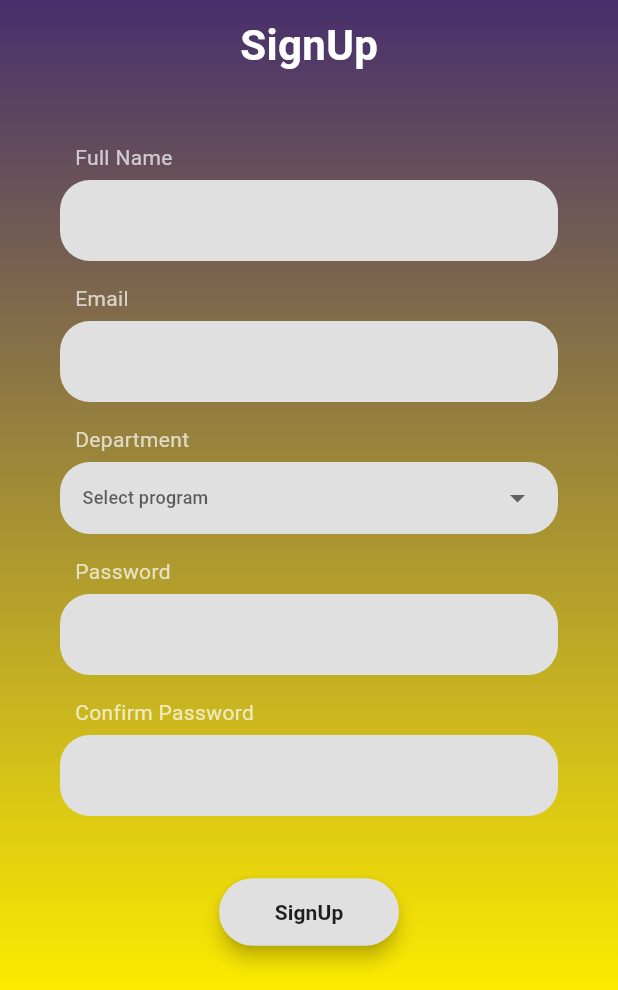
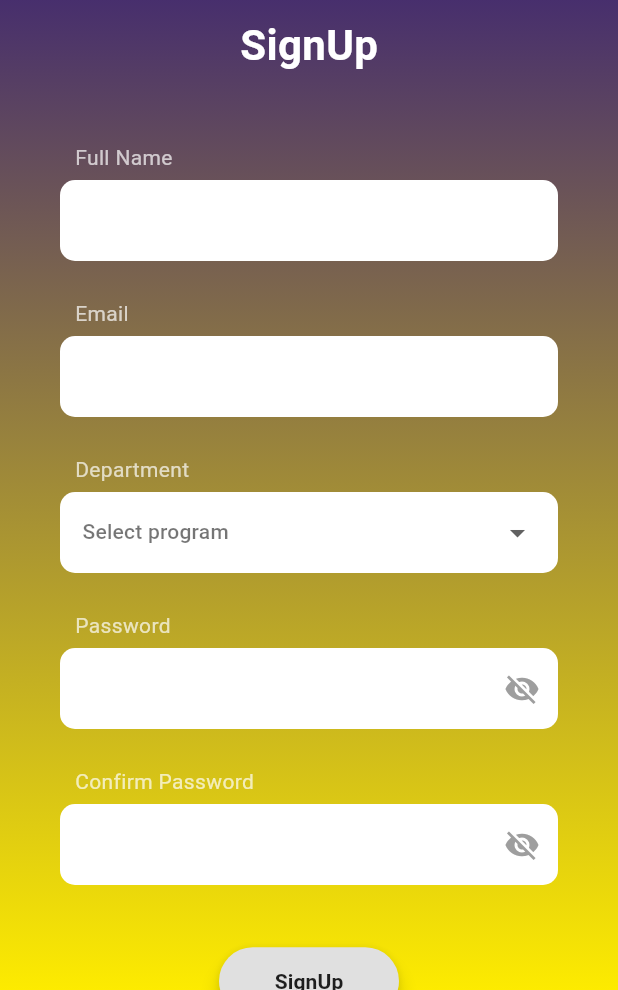
Before and after one commit to matsuqt/huramay-app, a Flutter app: the screen it shows after launch, after a tap on "SignUp", on a phone screen of 412 x 824 dp, the part 246-1236 px from its top. Run offline on Flutter 3.47's test engine with Material 3 defaults, Android fonts, the phone set to English and light mode, and no system bars; our stand-ins replace image_picker.

Commit message:
Sprint 7 updated task

```diff
--- a/lib/screens/auth_screens.dart
+++ b/lib/screens/auth_screens.dart
@@ -21,18 +21,27 @@ class _LoginScreenState extends State<LoginScreen> {
   final _emailCtrl = TextEditingController();
   final _passCtrl = TextEditingController();
 
+  // NEW: Added FormKey and visibility boolean
+  final _formKey = GlobalKey<FormState>();
+  bool _obscurePass = true;
+
   Future<void> doLogin() async {
+    // NEW: Trigger validators before making the HTTP request
+    if (!_formKey.currentState!.validate()) return;
+
     try {
       var res = await http.post(
         Uri.parse('https://huramay-app.onrender.com/api/login'),
         headers: {'Content-Type': 'application/json'},
         body: jsonEncode({'email': _emailCtrl.text, 'password': _passCtrl.text}),
       );
+
+      if (!mounted) return; // FIX: Prevent BuildContext across async gaps warning
+
       var data = jsonDecode(res.body);
 
       if (res.statusCode == 200) {
         currentUser = data;
-
         bool isAdmin = data['is_admin'] ?? false;
 
         if (isAdmin) {
@@ -48,6 +57,27 @@ class _LoginScreenState extends State<LoginScreen> {
     }
   }
 
+  // NEW: Helper method to support validators and the eye icon
+  Widget _buildValidatedInput(TextEditingController ctrl, {bool isPass = false, String? Function(String?)? validator}) {
+    return TextFormField(
+      controller: ctrl,
+      obscureText: isPass ? _obscurePass : false,
+      style: const TextStyle(color: Colors.black, fontWeight: FontWeight.bold),
+      decoration: InputDecoration(
+        filled: true,
+        fillColor: Colors.white,
+        contentPadding: const EdgeInsets.symmetric(horizontal: 15, vertical: 15),
+        border: OutlineInputBorder(borderRadius: BorderRadius.circular(10), borderSide: BorderSide.none),
+        errorStyle: const TextStyle(color: Color.fromARGB(255, 255, 0, 0), fontWeight: FontWeight.bold, fontSize: 13),
+        suffixIcon: isPass ? IconButton(
+          icon: Icon(_obscurePass ? Icons.visibility_off : Icons.visibility, color: Colors.grey),
+          onPressed: () => setState(() => _obscurePass = !_obscurePass),
+        ) : null,
+      ),
+      validator: validator,
+    );
+  }
+
   @override
   Widget build(BuildContext context) {
     return Scaffold(
@@ -57,6 +87,8 @@ class _LoginScreenState extends State<LoginScreen> {
         decoration: figmaBackground(),
         child: Padding(
           padding: const EdgeInsets.all(40),
+          child: Form( // NEW: Wrapped in Form
+            key: _formKey,
             child: Column(
               mainAxisAlignment: MainAxisAlignment.center,
               children: [
@@ -64,10 +96,21 @@ class _LoginScreenState extends State<LoginScreen> {
                 const SizedBox(height: 40),
                 const Text("Login", style: TextStyle(fontSize: 28, color: Colors.white, fontWeight: FontWeight.bold)),
                 const SizedBox(height: 30),
+
                 figmaLabel("Email"),
-              figmaInputAuth(_emailCtrl),
+                _buildValidatedInput(_emailCtrl, validator: (value) {
+                  if (value == null || value.isEmpty) return 'Please enter your email';
+                  return null;
+                }),
+
+                const SizedBox(height: 10),
+
                 figmaLabel("Password"),
-              figmaInputAuth(_passCtrl, isPass: true),
+                _buildValidatedInput(_passCtrl, isPass: true, validator: (value) {
+                  if (value == null || value.isEmpty) return 'Please enter your password';
+                  return null;
+                }),
+
                 const SizedBox(height: 20),
                 Row(
                   mainAxisAlignment: MainAxisAlignment.center,
@@ -82,6 +125,7 @@ class _LoginScreenState extends State<LoginScreen> {
                 const SizedBox(height: 40),
                 figmaButton("Login", doLogin),
               ],
+            ),
           ),
         ),
       ),
@@ -102,21 +146,24 @@ class _SignUpScreenState extends State<SignUpScreen> {
   final _confCtrl = TextEditingController();
   String? _selectedDept;
 
+  // NEW: Added FormKey and visibility booleans
+  final _formKey = GlobalKey<FormState>();
+  bool _obscurePass = true;
+  bool _obscureConf = true;
+
   final List<String> _lnuDepartments = [
     'Bachelor of Elementary Education', 'Bachelor of Early Childhood Education', 'Bachelor of Special Needs Education', 'Bachelor of Technology and Livelihood Education', 'Bachelor of Physical Education', 'Bachelor of Secondary Education major in English', 'Bachelor of Secondary Education major in Filipino', 'Bachelor of Secondary Education major in Mathematics', 'Bachelor of Secondary Education major in Science', 'Bachelor of Secondary Education major in Social Studies', 'Bachelor of Secondary Education major in Values Education', 'Teacher Certificate Program (TCP)', 'Bachelor of Library and Information Science', 'Bachelor of Arts in Communication', 'Bachelor of Music in Music Education', 'Bachelor of Science in Information Technology', 'Bachelor of Arts in English Language', 'Bachelor of Arts in Political Science', 'Bachelor of Science in Biology', 'Bachelor of Science in Social Work', 'Bachelor of Science in Tourism Management', 'Bachelor of Science in Hospitality Management', 'Bachelor of Science in Entrepreneurship', 'Faculty / Staff'
   ];
 
   Future<void> doSignup() async {
-    // TICKET VAVT-64: Enforce @gmail.com extension
-    String emailInput = _emailCtrl.text.trim().toLowerCase();
-    if (!emailInput.endsWith('@gmail.com')) {
-      ScaffoldMessenger.of(context).showSnackBar(
-        const SnackBar(content: Text("Not an email address extension.")),
-      );
-      return; // Stop the signup process right here
+    // NEW: Trigger validators (Regex for emojis, special chars, matching passwords)
+    if (!_formKey.currentState!.validate()) return;
+    if (_selectedDept == null) {
+      ScaffoldMessenger.of(context).showSnackBar(const SnackBar(content: Text("Please select a department")));
+      return;
     }
 
-    if (_selectedDept == null || _passCtrl.text != _confCtrl.text) return;
+    String emailInput = _emailCtrl.text.trim().toLowerCase();
 
     try {
       var res = await http.post(
@@ -125,17 +172,38 @@ class _SignUpScreenState extends State<SignUpScreen> {
         body: jsonEncode({'full_name': _nameCtrl.text, 'email': emailInput, 'department': _selectedDept, 'password': _passCtrl.text}),
       );
 
+      if (!mounted) return; // FIX: Prevent BuildContext across async gaps warning
+
       if (res.statusCode == 201) {
         Navigator.pop(context);
         ScaffoldMessenger.of(context).showSnackBar(const SnackBar(content: Text("Account created! Please log in.")));
       } else {
-        // PRO FIX: Actually show the user why it failed (e.g. Email already exists)
         var data = jsonDecode(res.body);
         ScaffoldMessenger.of(context).showSnackBar(SnackBar(content: Text(data['message'])));
       }
     } catch (e) {
       ScaffoldMessenger.of(context).showSnackBar(const SnackBar(content: Text("Connection Error")));
     }
+  }
+
+  // NEW: Helper method to support validators and the eye icon
+  Widget _buildValidatedInput(TextEditingController ctrl, {bool isPass = false, bool? obscure, VoidCallback? onToggle, String? Function(String?)? validator}) {
+    return TextFormField(
+      controller: ctrl,
+      obscureText: obscure ?? false,
+      style: const TextStyle(color: Colors.black, fontWeight: FontWeight.bold),
+      decoration: InputDecoration(
+        filled: true,
+        fillColor: Colors.white,
+        contentPadding: const EdgeInsets.symmetric(horizontal: 15, vertical: 15),
+        border: OutlineInputBorder(borderRadius: BorderRadius.circular(10), borderSide: BorderSide.none),
+        suffixIcon: isPass ? IconButton(
+          icon: Icon(obscure! ? Icons.visibility_off : Icons.visibility, color: Colors.grey),
+          onPressed: onToggle,
+        ) : null,
+      ),
+      validator: validator,
+    );
   }
 
   @override
@@ -147,50 +215,81 @@ class _SignUpScreenState extends State<SignUpScreen> {
         decoration: figmaBackground(),
         child: SingleChildScrollView(
           padding: const EdgeInsets.all(40),
+          child: Form( // NEW: Wrapped in Form
+            key: _formKey,
             child: Column(
+              crossAxisAlignment: CrossAxisAlignment.stretch,
               children: [
                 const SizedBox(height: 60),
-              const Text("Huramay", style: TextStyle(fontSize: 45, color: Colors.white, fontWeight: FontWeight.bold)),
+                const Center(child: Text("Huramay", style: TextStyle(fontSize: 45, color: Colors.white, fontWeight: FontWeight.bold))),
                 const SizedBox(height: 10),
-              const Text("SignUp", style: TextStyle(fontSize: 28, color: Colors.white, fontWeight: FontWeight.bold)),
+                const Center(child: Text("SignUp", style: TextStyle(fontSize: 28, color: Colors.white, fontWeight: FontWeight.bold))),
                 const SizedBox(height: 30),
+
+                // NAME VALIDATION
                 figmaLabel("Full Name"),
-              figmaInputAuth(_nameCtrl),
+                _buildValidatedInput(_nameCtrl, validator: (value) {
+                  if (value == null || value.isEmpty) return 'Please enter your name';
+                  if (!RegExp(r'^[a-zA-Z\s\.]+$').hasMatch(value)) return 'No numbers, special characters, or emoji';
+                  return null;
+                }),
+                const SizedBox(height: 10),
+
+                // EMAIL VALIDATION
                 figmaLabel("Email"),
-              figmaInputAuth(_emailCtrl),
+                _buildValidatedInput(_emailCtrl, validator: (value) {
+                  if (value == null || value.isEmpty) return 'Please enter your email';
+                  bool hasEmoji = RegExp(r'[\u00A9\u00AE\u2000-\u3300\ud83c\ud000-\ud83c\udfff\ud83d\ud000-\ud83d\udfff\ud83e\ud000-\ud83e\udfff]').hasMatch(value);
+                  bool hasSpecialChars = value.contains(RegExp(r'[!#\$%^&*() \?":{}|<>]'));
+                  if (hasEmoji || hasSpecialChars) return 'No special characters other @ or emoji allowed';
+                  if (!value.toLowerCase().endsWith('@gmail.com')) return 'Email must end with @gmail.com';
+                  return null;
+                }),
+                const SizedBox(height: 10),
+
+                // DEPARTMENT
                 figmaLabel("Department"),
                 Container(
-                decoration: BoxDecoration(color: Colors.grey[300], borderRadius: BorderRadius.circular(20)),
-                padding: const EdgeInsets.symmetric(horizontal: 15),
+                  decoration: BoxDecoration(color: Colors.white, borderRadius: BorderRadius.circular(10)),
+                  padding: const EdgeInsets.symmetric(horizontal: 15, vertical: 3),
                   child: DropdownButtonHideUnderline(
                     child: DropdownButtonFormField<String>(
                       isExpanded: true,
                       value: _selectedDept,
-                    hint: const Text("Select program", style: TextStyle(fontSize: 12)),
-                    items: _lnuDepartments.map((d) => DropdownMenuItem(value: d, child: Text(d, style: const TextStyle(fontSize: 12)))).toList(),
+                      hint: const Text("Select program", style: TextStyle(fontSize: 14, color: Colors.black54)),
+                      items: _lnuDepartments.map((d) => DropdownMenuItem(value: d, child: Text(d, style: const TextStyle(fontSize: 12, color: Colors.black, fontWeight: FontWeight.bold)))).toList(),
                       onChanged: (v) => setState(() => _selectedDept = v),
                       decoration: const InputDecoration(border: InputBorder.none),
+                      validator: (value) => value == null ? 'Please select a department' : null,
                     ),
                   ),
                 ),
-              _passInputWithLabel("Password", _passCtrl),
-              _passInputWithLabel("Confirm Password", _confCtrl),
+                const SizedBox(height: 10),
+
+                // PASSWORD VALIDATION + EYE ICON
+                figmaLabel("Password"),
+                _buildValidatedInput(_passCtrl, isPass: true, obscure: _obscurePass, onToggle: () => setState(() => _obscurePass = !_obscurePass), validator: (value) {
+                  if (value == null || value.isEmpty) return 'Please enter a password';
+                  if (RegExp(r'[\u00A9\u00AE\u2000-\u3300\ud83c\ud000-\ud83c\udfff\ud83d\ud000-\ud83d\udfff\ud83e\ud000-\ud83e\udfff]').hasMatch(value)) return 'Password cannot contain emojis';
+                  return null;
+                }),
+                const SizedBox(height: 10),
+
+                // CONFIRM PASSWORD VALIDATION + EYE ICON
+                figmaLabel("Confirm Password"),
+                _buildValidatedInput(_confCtrl, isPass: true, obscure: _obscureConf, onToggle: () => setState(() => _obscureConf = !_obscureConf), validator: (value) {
+                  if (value == null || value.isEmpty) return 'Please confirm your password';
+                  if (value != _passCtrl.text) return 'Passwords do not match';
+                  return null;
+                }),
+
                 const SizedBox(height: 40),
-              figmaButton("SignUp", doSignup),
+                Center(child: figmaButton("SignUp", doSignup)),
               ],
             ),
           ),
         ),
-    );
-  }
-
-  Widget _passInputWithLabel(String label, TextEditingController ctrl) {
-    return Column(
-      crossAxisAlignment: CrossAxisAlignment.start,
-      children: [
-        figmaLabel(label),
-        figmaInputAuth(ctrl, isPass: true)
-      ],
+      ),
     );
   }
 }
@@ -220,13 +319,13 @@ class _ProfileScreenState extends State<ProfileScreen> {
   Future<void> _saveProfile() async {
     try {
       var res = await http.post(
-        Uri.parse('https://huramay-app.onrender.com/api/user/update'), // FIXED: Using https://huramay-app.onrender.com
+        Uri.parse('https://huramay-app.onrender.com/api/user/update'),
         headers: {'Content-Type': 'application/json'},
         body: jsonEncode({'id': currentUser!['id'], 'photo_path': _localPhotoPath ?? ""}),
       );
       if (res.statusCode == 200) {
         currentUser!['photo_path'] = _localPhotoPath;
-        ScaffoldMessenger.of(context).showSnackBar(const SnackBar(content: Text("Profile Saved!")));
+        if (mounted) ScaffoldMessenger.of(context).showSnackBar(const SnackBar(content: Text("Profile Saved!")));
       }
     } catch (e) {}
   }
@@ -246,7 +345,7 @@ class _ProfileScreenState extends State<ProfileScreen> {
     ));
 
     return Scaffold(
-      backgroundColor: Colors.white, // Clean white background
+      backgroundColor: Colors.white,
       appBar: AppBar(
         backgroundColor: const Color(0xFF1A0088),
         elevation: 0,
@@ -259,7 +358,6 @@ class _ProfileScreenState extends State<ProfileScreen> {
         padding: const EdgeInsets.all(25),
         child: Column(
           children: [
-            // 1. Modern Interactive Avatar
             Center(
               child: Stack(
                 children: [
@@ -297,11 +395,10 @@ class _ProfileScreenState extends State<ProfileScreen> {
             ),
             const SizedBox(height: 35),
 
-            // 2. User Information Card
             Container(
               padding: const EdgeInsets.all(20),
               decoration: BoxDecoration(
-                color: const Color(0xFFF3F4F6), // Matches the dashboard grey
+                color: const Color(0xFFF3F4F6),
                 borderRadius: BorderRadius.circular(20),
                 border: Border.all(color: Colors.black12),
               ),
@@ -323,7 +420,6 @@ class _ProfileScreenState extends State<ProfileScreen> {
             ),
             const SizedBox(height: 20),
 
-            // 3. Trust Rating Highlight Box
             Container(
               padding: const EdgeInsets.symmetric(vertical: 15, horizontal: 20),
               decoration: BoxDecoration(
@@ -341,7 +437,6 @@ class _ProfileScreenState extends State<ProfileScreen> {
             ),
             const SizedBox(height: 35),
 
-            // 4. Action Buttons
             ElevatedButton.icon(
               onPressed: () {
                 Navigator.push(context, MaterialPageRoute(builder: (c) => const PasswordResetScreen()));
@@ -438,10 +533,11 @@ class _PasswordResetScreenState extends State<PasswordResetScreen> {
     if (_emailCtrl.text.isEmpty || _passCtrl.text.isEmpty || _passCtrl.text != _confCtrl.text) return;
     try {
       var res = await http.post(
-        Uri.parse('https://huramay-app.onrender.com/api/user/reset_password'), // FIXED: Using https://huramay-app.onrender.com
+        Uri.parse('https://huramay-app.onrender.com/api/user/reset_password'),
         headers: {'Content-Type': 'application/json'},
         body: jsonEncode({'email': _emailCtrl.text, 'new_password': _passCtrl.text, 'current_user_id': currentUser!['id']}),
       );
+      if (!mounted) return;
       if (res.statusCode == 200) Navigator.pop(context);
     } catch (e) {}
   }
```
Lines whose indentation alone changed are shown as unchanged.
